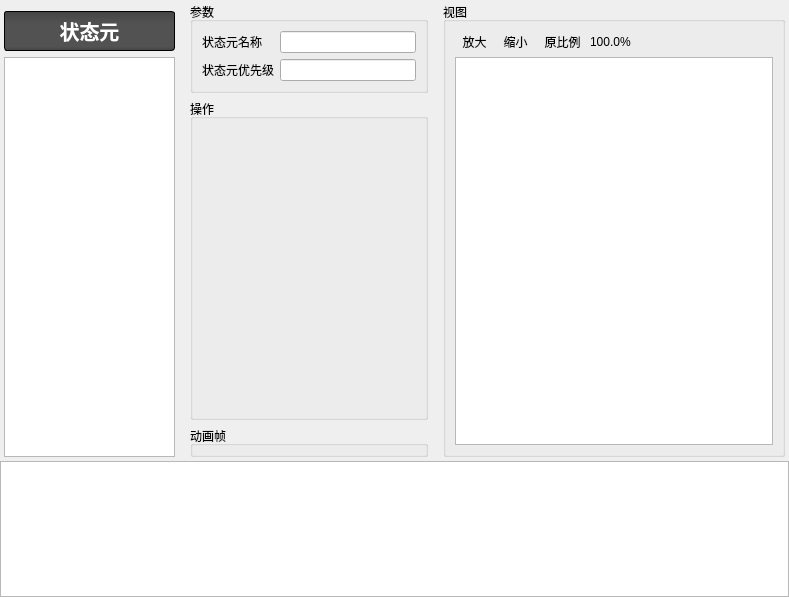
DrillUp/DrillGIFActionSequenceEditor, file DrillGIFActionSequenceEditor/Source/ActionSeqModule/statePart/p_StatePart.ui: the form before one commit.
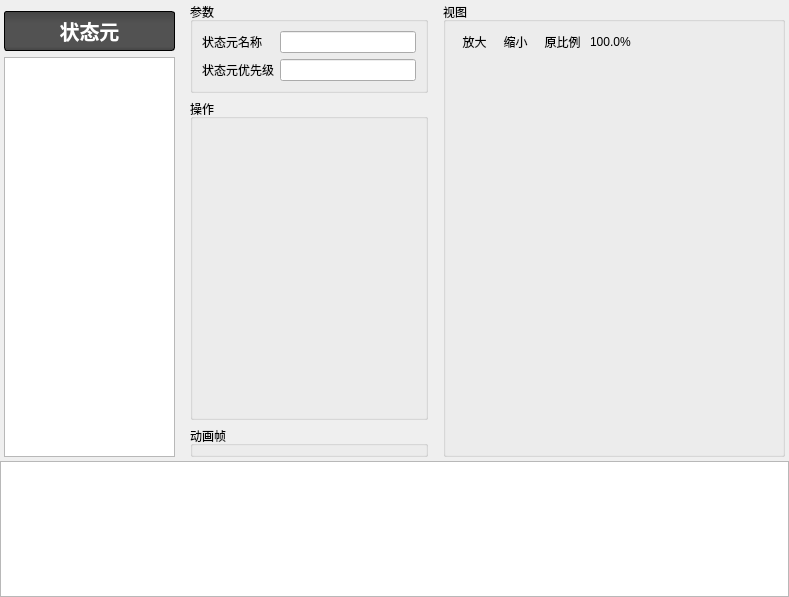
The form after the commit. Icons and pictures are not drawn.

```diff
--- a/DrillGIFActionSequenceEditor/Source/ActionSeqModule/statePart/p_StatePart.ui
+++ b/DrillGIFActionSequenceEditor/Source/ActionSeqModule/statePart/p_StatePart.ui
@@ -180,7 +180,7 @@
            <property name="title">
             <string>视图</string>
            </property>
-           <layout class="QVBoxLayout" name="verticalLayout_5">
+           <layout class="QVBoxLayout" name="verticalLayout_5" stretch="0,1">
             <property name="spacing">
              <number>2</number>
             </property>
@@ -298,7 +298,7 @@
              </widget>
             </item>
             <item>
-             <widget class="QGraphicsView" name="graphicsView"/>
+             <widget class="QWidget" name="widget_view" native="true"/>
             </item>
            </layout>
           </widget>
```
Left out of the diff: 2 changed lines with no effect on the pictures.
